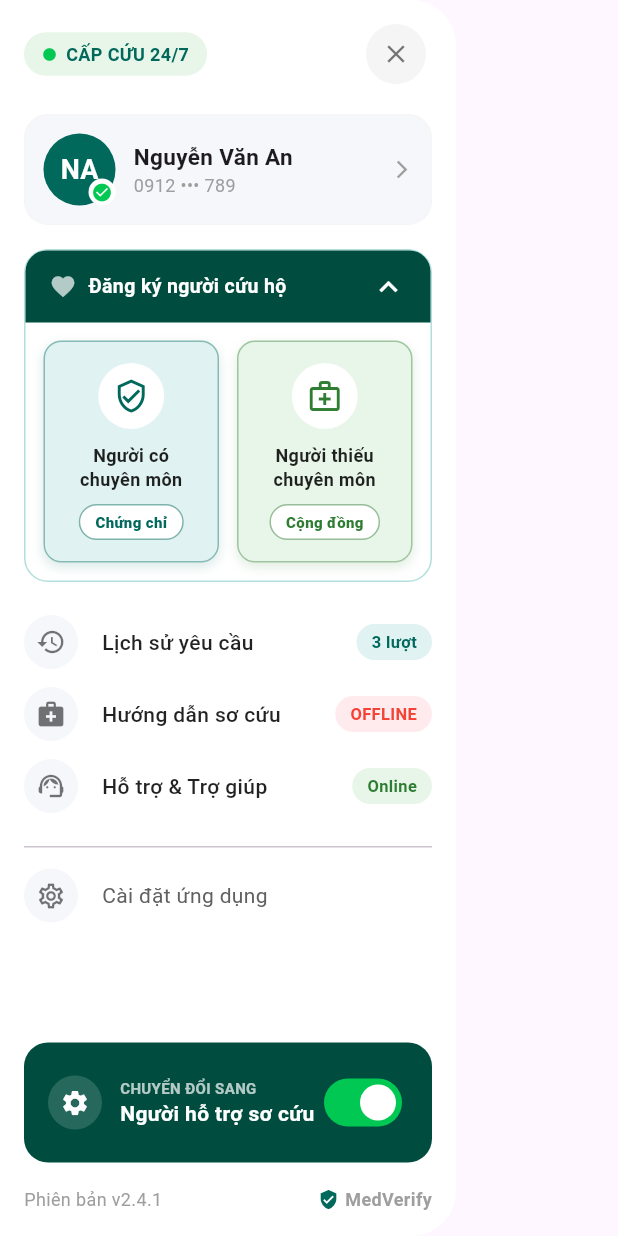
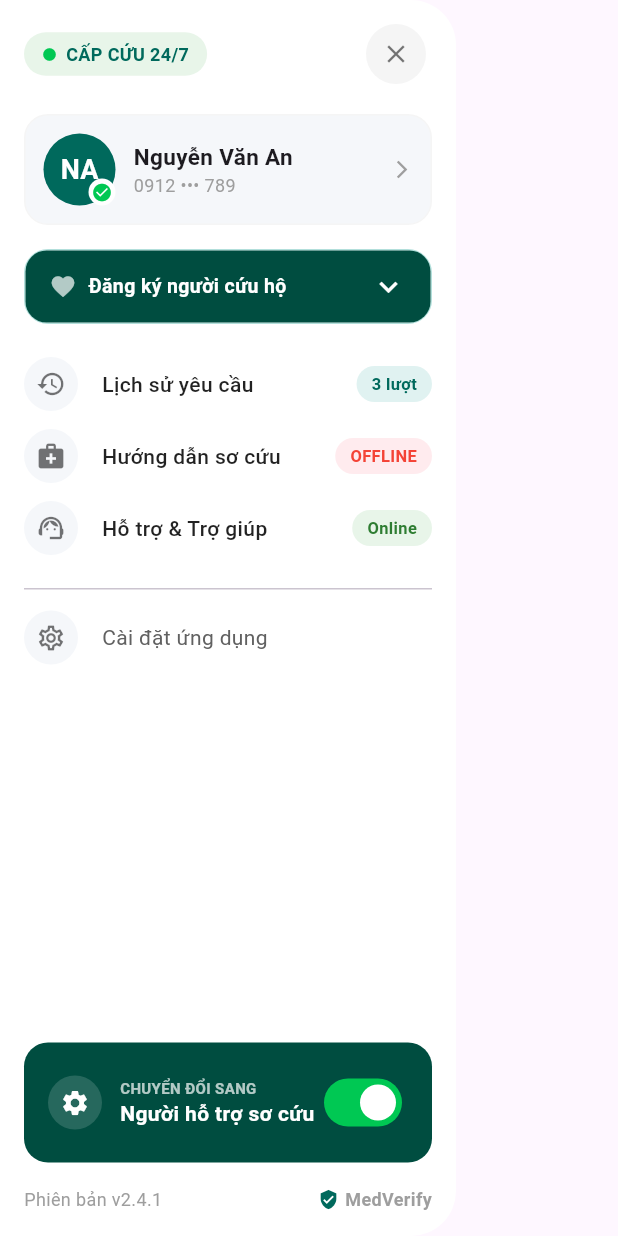
Before and after one commit to Kuyosaki1902/App-cuu-ho, a Flutter app: the MenuNguoiDung widget shown alone on an empty page, opened directly, on a phone screen of 412 x 824 dp. Run offline on Flutter 3.47's test engine with Material 3 defaults, Android fonts, the phone set to English and light mode, and no system bars; our stand-ins replace google_generative_ai, google_maps_flutter.

Commit message:
Lưu các file mới và thay đổi trên máy hiện tại

```diff
--- a/lib/user/ChatVoiAI.dart
+++ b/lib/user/ChatVoiAI.dart
@@ -182,7 +182,7 @@ class _ChatVoiAIScreenState extends State<ChatVoiAIScreen> {
                             ),
                             boxShadow: [
                               BoxShadow(
-                                color: Colors.black.withOpacity(0.04),
+                                color: Colors.black.withValues(alpha: 0.04),
                                 blurRadius: 6,
                                 offset: const Offset(0, 2),
                               ),
@@ -248,7 +248,7 @@ class _ChatVoiAIScreenState extends State<ChatVoiAIScreen> {
               color: Colors.white,
               boxShadow: [
                 BoxShadow(
-                  color: Colors.black.withOpacity(0.06),
+                  color: Colors.black.withValues(alpha: 0.06),
                   blurRadius: 10,
                   offset: const Offset(0, -4),
                 ),
--- a/lib/user/MenuNguoiDung.dart
+++ b/lib/user/MenuNguoiDung.dart
@@ -9,7 +9,7 @@ class MenuNguoiDung extends StatefulWidget {
 
 class _MenuNguoiDungState extends State<MenuNguoiDung> {
   // Biến trạng thái để kiểm soát việc đóng/mở thẻ "Đăng ký người cứu hộ"
-  bool _isExpanded = true;
+  bool _isExpanded = false;
 
   @override
   Widget build(BuildContext context) {
@@ -226,7 +226,7 @@ class _MenuNguoiDungState extends State<MenuNguoiDung> {
                             Container(
                               padding: const EdgeInsets.all(8),
                               decoration: BoxDecoration(
-                                color: Colors.white.withOpacity(0.15),
+                                color: Colors.white.withValues(alpha: 0.15),
                                 shape: BoxShape.circle,
                               ),
                               child: const Icon(Icons.settings, color: Colors.white, size: 20),
@@ -244,7 +244,7 @@ class _MenuNguoiDungState extends State<MenuNguoiDung> {
                             Switch(
                               value: true,
                               onChanged: (val) {},
-                              activeColor: Colors.white,
+                              activeThumbColor: Colors.white,
                               activeTrackColor: const Color(0xFF00C853),
                             ),
                           ],
@@ -287,10 +287,10 @@ class _MenuNguoiDungState extends State<MenuNguoiDung> {
       decoration: BoxDecoration(
         color: bgColor,
         borderRadius: BorderRadius.circular(12),
-        border: Border.all(color: primaryColor.withOpacity(0.4)),
+        border: Border.all(color: primaryColor.withValues(alpha: 0.4)),
         boxShadow: [
           BoxShadow(
-            color: primaryColor.withOpacity(0.15),
+            color: primaryColor.withValues(alpha: 0.15),
             blurRadius: 6,
             offset: const Offset(0, 3), // Hiệu ứng đổ bóng giúp giống nút bấm
           ),
@@ -331,7 +331,7 @@ class _MenuNguoiDungState extends State<MenuNguoiDung> {
                   decoration: BoxDecoration(
                     color: Colors.white,
                     borderRadius: BorderRadius.circular(12),
-                    border: Border.all(color: primaryColor.withOpacity(0.5)),
+                    border: Border.all(color: primaryColor.withValues(alpha: 0.5)),
                   ),
                   child: Text(tag, style: TextStyle(color: primaryColor, fontSize: 10, fontWeight: FontWeight.w900)),
                 ),
```
Also changed, not shown: pubspec.lock.
